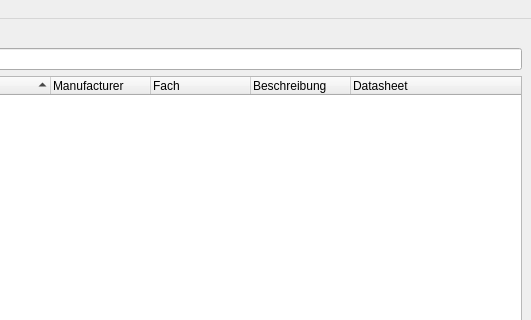
Before: the Qt Designer form mainwindow.ui in ArnePhotonics/EpartStocker, drawn with Qt 5; both pictures show x 635 to 1166 and y 0 to 320 of the 1166 by 592 pixel window.
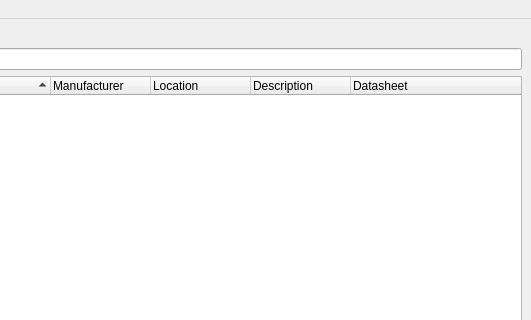
After: the same form once the commit is applied.

Commit message: complete database reload after file is modified, window titles

What changed in the file:
```diff
--- a/mainwindow.ui
+++ b/mainwindow.ui
@@ -99,12 +99,12 @@
           </column>
           <column>
            <property name="text">
-            <string>Fach</string>
+            <string>Location</string>
            </property>
           </column>
           <column>
            <property name="text">
-            <string>Beschreibung</string>
+            <string>Description</string>
            </property>
           </column>
           <column>
```
Left out of the diff: 2 changed lines with no effect on the pictures. The commit also changes 6 other files.
